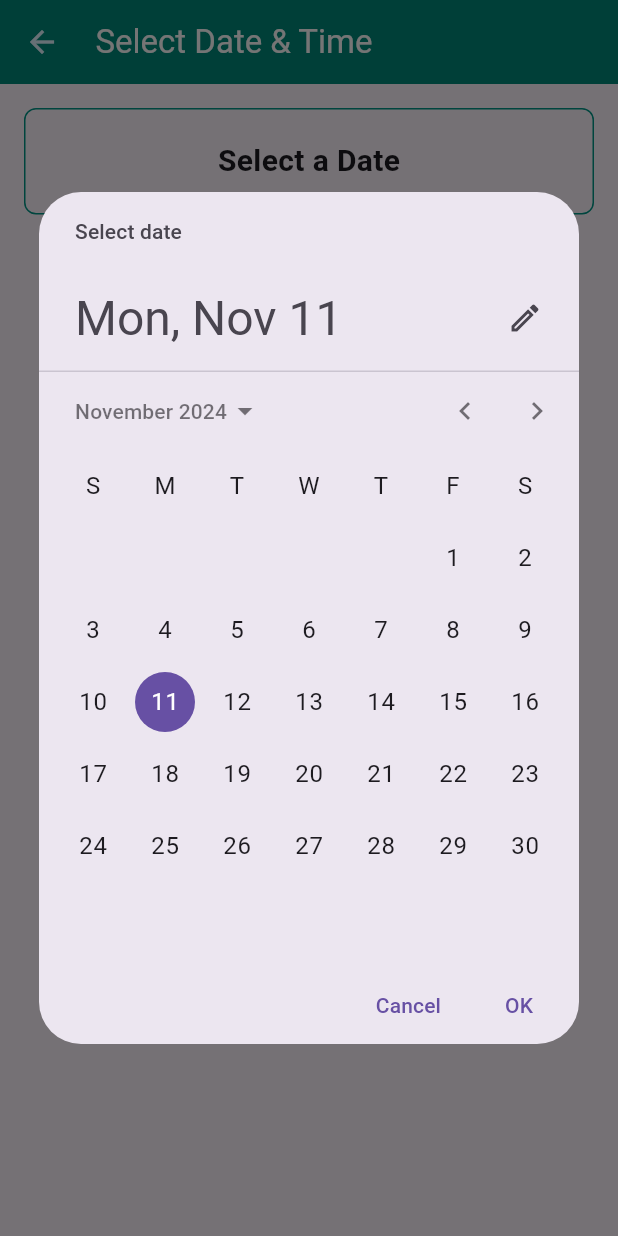
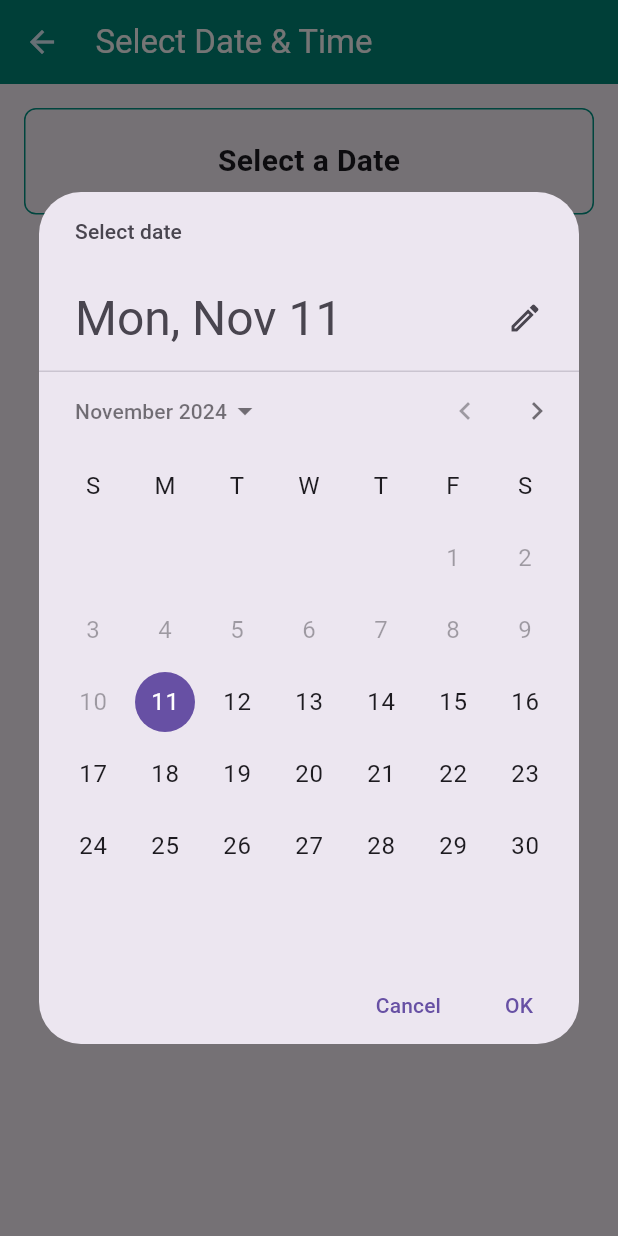
Before and after one commit to LinChongHui/PKU-APPOINTMENT-SYSTEM, a Flutter app: the AvailableDatesPage screen opened by its route, after a tap on "Select a Date", on a phone screen of 412 x 824 dp. Run offline on Flutter 3.47's test engine with Material 3 defaults, Android fonts, the phone set to English and light mode, and no system bars; our stand-ins replace cloud_firestore, firebase_core; accounts and stored records are empty.

Commit message:
the front end and back end + database for the date and times

```diff
--- a/lib/Screen/AvailableDatesPage.dart
+++ b/lib/Screen/AvailableDatesPage.dart
@@ -1,9 +1,10 @@
-import 'package:appointment_system2/Widgets/appbar_and_backarrow.dart';
 import 'package:flutter/material.dart';
 import 'package:intl/intl.dart';
+import 'package:appointment_system2/services/appointment_firebase_service.dart';
+import 'package:appointment_system2/widgets/appbar_and_backarrow.dart';
 
 class AvailableDatesPage extends StatefulWidget {
-  const AvailableDatesPage({super.key});
+  const AvailableDatesPage({Key? key}) : super(key: key);
 
   @override
   _AvailableDatesPageState createState() => _AvailableDatesPageState();
@@ -12,29 +13,35 @@ class AvailableDatesPage extends StatefulWidget {
 class _AvailableDatesPageState extends State<AvailableDatesPage> {
   DateTime? _selectedDate;
   String? _selectedTime;
-  final List<String> _availableTimeSlots = [
-    '8:00 - 9:00',
-    '9:00 - 10:00',
-    '10:00 - 11:00',
-    '11:00 - 12:00',
-    '12:00 - 1:00',
-    '2:00 - 3:00',
-    '3:00 - 4:00',
-    '4:00 - 5:00',
-  ];
+  List<String> _timeSlots = [];
+  final AppointmentFirebaseService _appointmentService =
+      AppointmentFirebaseService();
 
   Future<void> _selectDate(BuildContext context) async {
     final DateTime? pickedDate = await showDatePicker(
       context: context,
       initialDate: DateTime.now(),
-      firstDate: DateTime(2023),
+      firstDate: DateTime.now(), // Prevent selecting past dates
       lastDate: DateTime(2025),
     );
-    if (pickedDate != null && pickedDate != _selectedDate) {
+    if (pickedDate != null) {
       setState(() {
         _selectedDate = pickedDate;
         _selectedTime = null; // Reset the time slot when date changes
+        _fetchTimeSlots(pickedDate);
       });
+    }
+  }
+
+  Future<void> _fetchTimeSlots(DateTime date) async {
+    try {
+      _timeSlots = await _appointmentService.getTimeSlots(date);
+      setState(() {});
+    } catch (e) {
+      print('Error fetching time slots: $e');
+      ScaffoldMessenger.of(context).showSnackBar(
+        const SnackBar(content: Text('Failed to fetch time slots.')),
+      );
     }
   }
 
@@ -81,17 +88,19 @@ class _AvailableDatesPageState extends State<AvailableDatesPage> {
             ),
             const SizedBox(height: 20),
 
-            // Available Time Slots
+            // Time Slots
             if (_selectedDate != null) ...[
               const Text(
                 'Available Time Slots',
                 style: TextStyle(fontSize: 18, fontWeight: FontWeight.bold),
               ),
               const SizedBox(height: 10),
-              Wrap(
+              _timeSlots.isEmpty
+                  ? const Text('No time slots available for this date.')
+                  : Wrap(
                       spacing: 10,
                       runSpacing: 10,
-                children: _availableTimeSlots.map((time) {
+                      children: _timeSlots.map((time) {
                         return ChoiceChip(
                           label: Text(time),
                           selected: _selectedTime == time,
@@ -103,8 +112,9 @@ class _AvailableDatesPageState extends State<AvailableDatesPage> {
                           selectedColor: Colors.teal,
                           backgroundColor: Colors.grey[200],
                           labelStyle: TextStyle(
-                      color:
-                          _selectedTime == time ? Colors.white : Colors.black,
+                            color: _selectedTime == time
+                                ? Colors.white
+                                : Colors.black,
                           ),
                         );
                       }).toList(),
```
Also changed, not shown: lib/services/appointment_firebase_service.dart (added, +35 -0 lines). Lines whose indentation alone changed are shown as unchanged.
